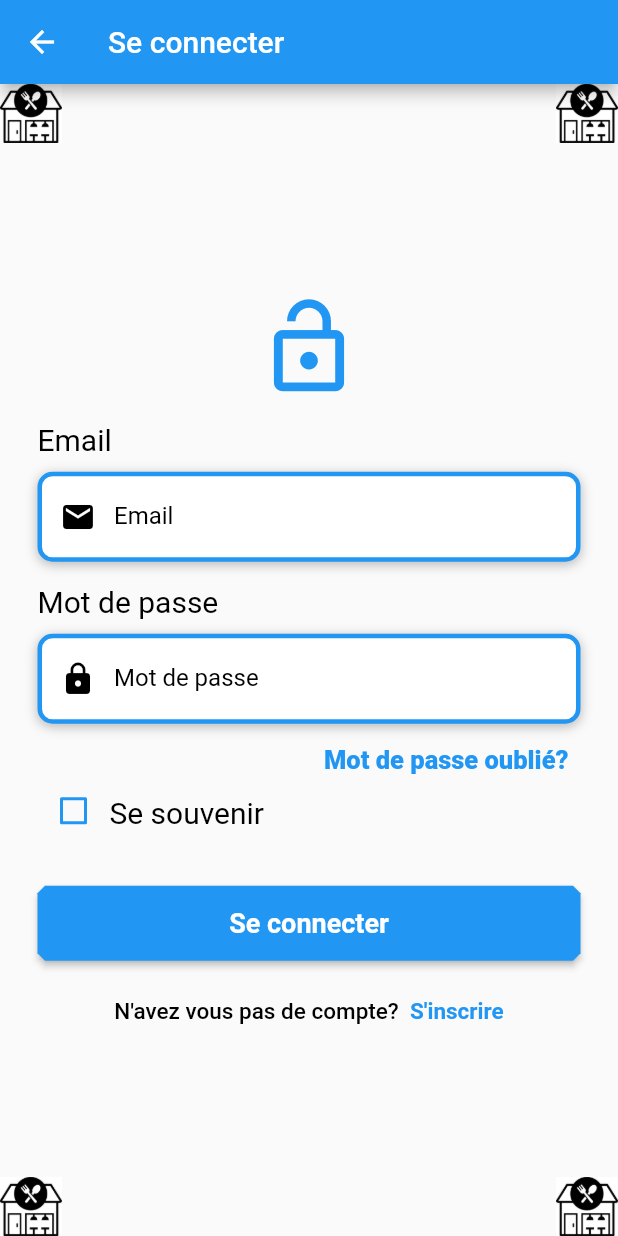
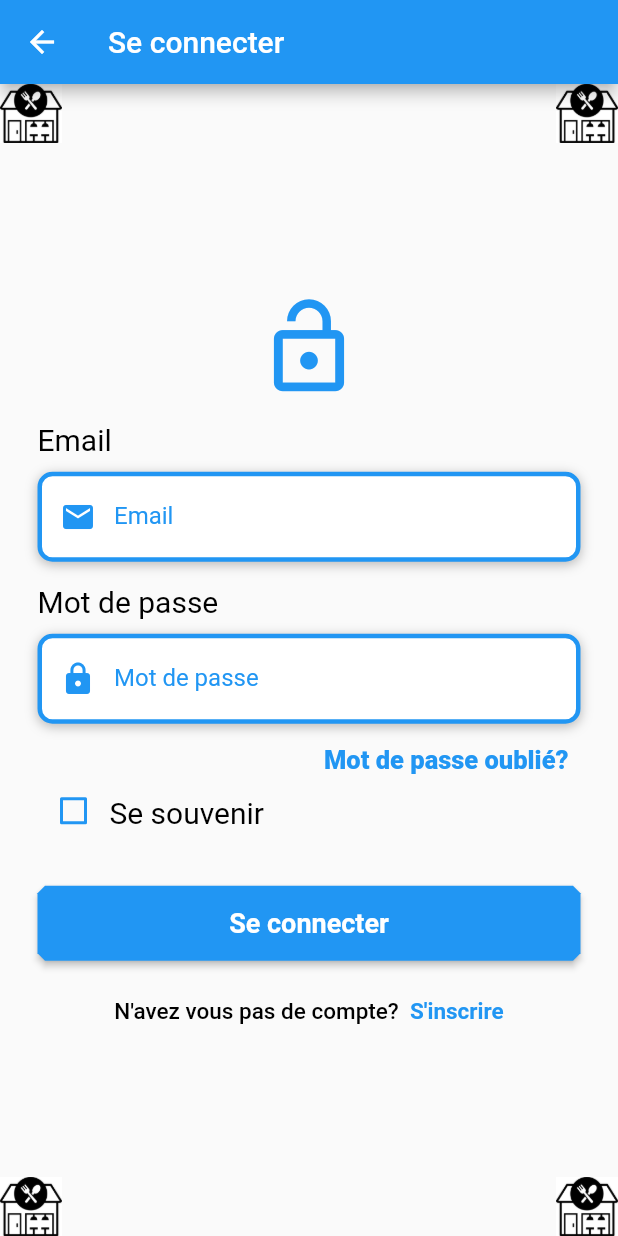
Before and after one commit to Assurance-Tedangbe/gestionTicketElectroEtAccesResto, a Flutter app: the LoginPage screen opened by its route, on a phone screen of 412 x 824 dp. Run offline on Flutter 3.47's test engine with Material 2 defaults, Android fonts, the phone set to English and light mode, and no system bars.

Commit message:
check in login page

```diff
--- a/mymobileproject/lib/UI/widgets/login.body.dart
+++ b/mymobileproject/lib/UI/widgets/login.body.dart
@@ -97,10 +97,10 @@
           decoration: InputDecoration(
               border: InputBorder.none,
               contentPadding: EdgeInsets.only(top: 14),
-              prefixIcon: Icon(Icons.email, color: Colors.black),
+              prefixIcon: Icon(Icons.email, color: Colors.blue),
               hintText: 'Email',
               hintStyle: TextStyle(
-                color: Colors.black,
+                color: Colors.blue,
               )),
         ),
       )
@@ -141,10 +141,10 @@
           decoration: InputDecoration(
               border: InputBorder.none,
               contentPadding: EdgeInsets.only(top: 14),
-              prefixIcon: Icon(Icons.lock, color: Colors.black),
+              prefixIcon: Icon(Icons.lock, color: Colors.blue),
               hintText: 'Mot de passe',
               hintStyle: TextStyle(
-                color: Colors.black,
+                color: Colors.blue,
               )),
         ),
       )
```
